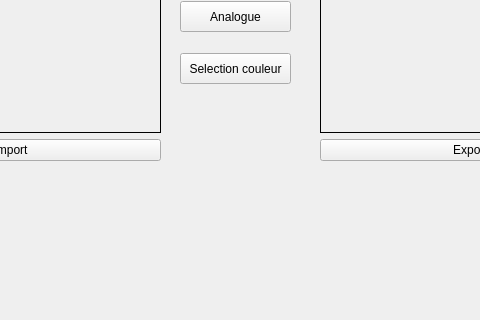
Qt form Code/HarmonieApp/mainwindow.ui (thi-christine-nguyen/HarmonieDesCouleurs-ProjetImage) before a commit; both pictures show x 160 to 640 and y 280 to 600 of the 800 by 600 pixel window.
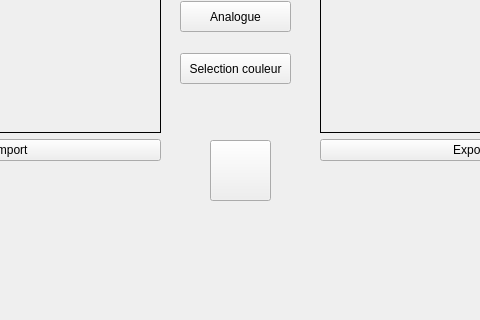
The same form after that commit.

Diff of the .ui file:
```diff
--- a/Code/HarmonieApp/mainwindow.ui
+++ b/Code/HarmonieApp/mainwindow.ui
@@ -14,7 +14,7 @@
    <string>MainWindow</string>
   </property>
   <widget class="QWidget" name="centralwidget">
-   <widget class="QWidget" name="">
+   <widget class="QWidget" name="layoutWidget">
     <property name="geometry">
      <rect>
       <x>340</x>
@@ -150,7 +150,7 @@
      </item>
     </layout>
    </widget>
-   <widget class="QWidget" name="">
+   <widget class="QWidget" name="layoutWidget">
     <property name="geometry">
      <rect>
       <x>20</x>
@@ -179,6 +179,19 @@
      </item>
     </layout>
    </widget>
+   <widget class="QToolButton" name="colorButton">
+    <property name="geometry">
+     <rect>
+      <x>370</x>
+      <y>420</y>
+      <width>61</width>
+      <height>61</height>
+     </rect>
+    </property>
+    <property name="text">
+     <string/>
+    </property>
+   </widget>
   </widget>
   <widget class="QMenuBar" name="menubar">
    <property name="geometry">
```
